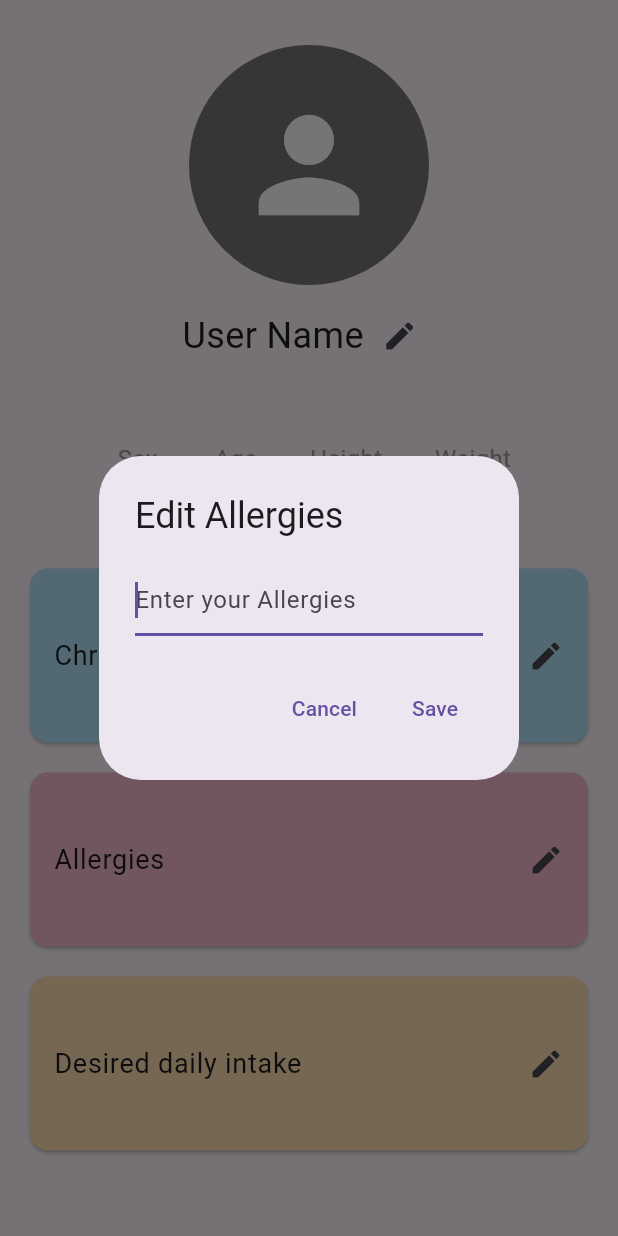
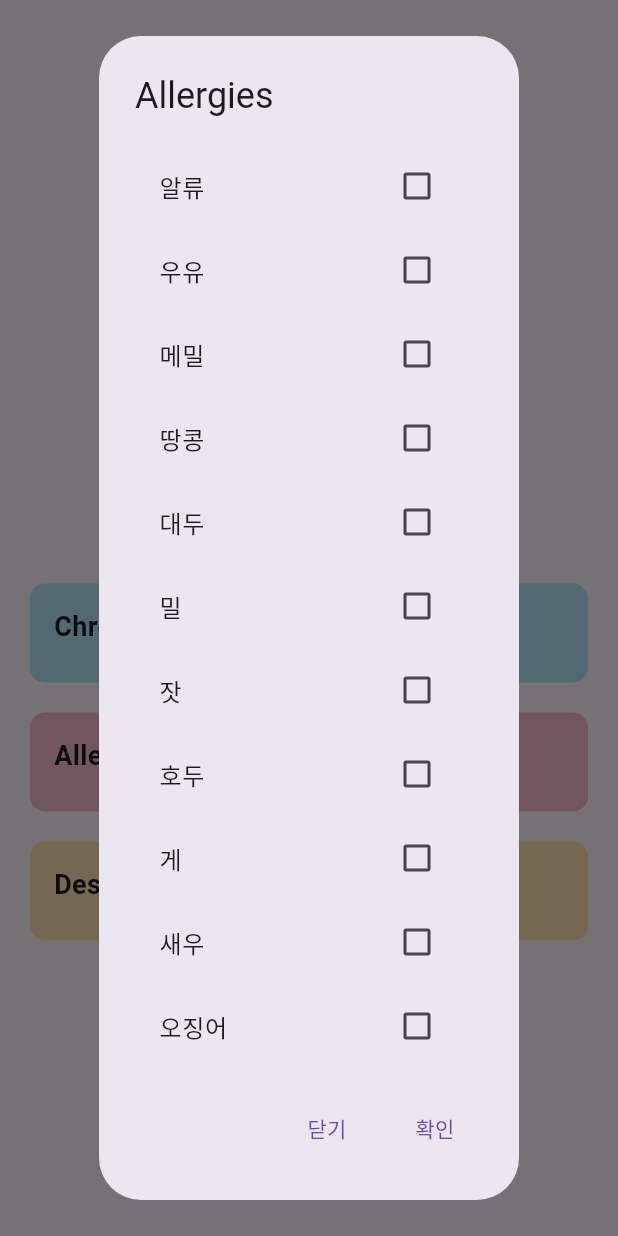
Before and after one commit to neoman-omyeon-go/Bigsasimi_FrontEnd, a Flutter app: the Profile screen opened directly, after a tap on "Allergies", on a phone screen of 412 x 824 dp. Run offline on Flutter 3.47's test engine with Material 3 defaults, Android fonts, the phone set to English and light mode, and no system bars; our stand-ins replace dio, dotted_border, flutter_native_splash, flutter_secure_storage, fluttertoast, image_picker; accounts and stored records are empty.

Commit message:
allegies, illness list

```diff
--- a/lib/profile.dart
+++ b/lib/profile.dart
@@ -1,17 +1,45 @@
 import 'package:flutter/material.dart';
-// import 'package:flutter/cupertino.dart';
 import 'package:image_picker/image_picker.dart';
 import 'dart:io';
 import 'profile_userinfo.dart';
 
-// Profile 페이지가 별도의 화면으로서 다른 페이지에서 네비게이션으로 이동할 때
 class Profile extends StatefulWidget {
   @override
   _ProfileState createState() => _ProfileState();
 }
 
 class _ProfileState extends State<Profile> {
-  File? _image; // 사용자가 선택한 이미지 파일을 저장
+  File? _image;
+  List<String> selectedChronicIllnesses = [];
+  List<String> selectedAllergies = [];
+
+  List<String> chronicIllnesses = [
+    '운동 부족',
+    '비만',
+    '고혈압',
+    '성인병',
+    '당뇨병',
+    '고지혈증',
+  ];
+
+  List<String> allergies = [
+    '알류',
+    '우유',
+    '메밀',
+    '땅콩',
+    '대두',
+    '밀',
+    '잣',
+    '호두',
+    '게',
+    '새우',
+    '오징어',
+    '고등어',
+    '조개류',
+    '복숭아',
+    '토마토',
+    '아황산류 와인',
+  ];
 
   @override
   Widget build(BuildContext context) {
@@ -19,18 +47,29 @@ class _ProfileState extends State<Profile> {
       body: ListView(
         children: <Widget>[
           SizedBox(height: 30),
-        GestureDetector(
-          onTap: _editProfilePicture,
-          child: CircleAvatar(
-            radius: 80, // 원하는 크기로 설정하세요.
-            backgroundColor: Colors.grey[600], // 아바타 배경색 지정
-            child: _image != null
-                ? ClipOval(child: Image.file(_image!, fit: BoxFit.cover, width: 160, height: 160)) // 이미지가 있는 경우
-                : Icon(Icons.person, size: 100, color: Colors.white,), // 이미지가 없는 경우 아이콘 표시
+          GestureDetector(
+            onTap: _editProfilePicture,
+            child: CircleAvatar(
+              radius: 80,
+              backgroundColor: Colors.grey[600],
+              child: _image != null
+                  ? ClipOval(
+                child: Image.file(
+                  _image!,
+                  fit: BoxFit.cover,
+                  width: 160,
+                  height: 160,
+                ),
+              )
+                  : Icon(
+                Icons.person,
+                size: 100,
+                color: Colors.white,
+              ),
+            ),
           ),
-        ),
           SizedBox(height: 10),
-          EditableUserName(initialName: 'User Name'), // 초기 사용자 이름 설정
+          EditableUserName(initialName: 'User Name'),
           SizedBox(height: 20),
           Padding(
             padding: const EdgeInsets.symmetric(horizontal: 20),
@@ -42,26 +81,32 @@ class _ProfileState extends State<Profile> {
                   initialHeight: '180cm',
                   initialWeight: '75kg',
                 ),
+                SizedBox(height: 20),
                 ProfileSectionButton(
                   title: 'Chronic Illnesses',
                   color: Colors.lightBlue.shade100,
-                  // onTap: () {
-                  //   // Chronic Illnesses 섹션의 Edit 버튼을 클릭했을 때의 로직
-                  // },
+                  onTap: () {
+                    _showChronicIllnessesDialog();
+                  },
+                  selectedItems: selectedChronicIllnesses,
                 ),
+                SizedBox(height: 20),
                 ProfileSectionButton(
                   title: 'Allergies',
                   color: Colors.pink.shade100,
-                  // onTap: () {
-                  //   // Allergies 섹션의 Edit 버튼을 클릭했을 때의 로직
-                  // },
+                  onTap: () {
+                    _showAllergiesDialog();
+                  },
+                  selectedItems: selectedAllergies,
                 ),
+                SizedBox(height: 20),
                 ProfileSectionButton(
                   title: 'Desired daily intake',
                   color: Colors.orange.shade100,
-                  // onTap: () {
-                  //   // Desired daily intake 섹션의 Edit 버튼을 클릭했을 때의 로직
-                  // },
+                  onTap: () {
+                    // Desired daily intake 섹션의 Edit 버튼을 클릭했을 때의 로직
+                  },
+                  selectedItems: [], // Desired daily intake 섹션은 선택된 항목이 없으므로 빈 리스트 전달
                 ),
               ],
             ),
@@ -71,12 +116,12 @@ class _ProfileState extends State<Profile> {
     );
   }
 
-  //프로필 사진 업로드
   void _editProfilePicture() async {
     final ImagePicker _picker = ImagePicker();
-    final XFile? image = await _picker.pickImage(source: ImageSource.gallery);
+    final XFile? image =
+    await _picker.pickImage(source: ImageSource.gallery);
     if (image != null) {
-      print("Selected image path: ${image.path}");  // 경로 출력
+      print("Selected image path: ${image.path}");
       setState(() {
         _image = File(image.path);
       });
@@ -84,4 +129,183 @@ class _ProfileState extends State<Profile> {
       print("No image selected");
     }
   }
+
+  void _showChronicIllnessesDialog() {
+    showDialog(
+      context: context,
+      builder: (BuildContext context) {
+        return AlertDialog(
+          title: Text('Chronic Illnesses'),
+          content: SingleChildScrollView(
+            child: StatefulBuilder(
+              builder: (BuildContext context, setState) {
+                return ListBody(
+                  children: chronicIllnesses
+                      .map(
+                        (illness) => CheckboxListTile(
+                      title: Text(illness),
+                      value: selectedChronicIllnesses.contains(illness),
+                      onChanged: (value) {
+                        setState(() {
+                          if (value!) {
+                            if (!selectedChronicIllnesses.contains(illness)) {
+                              selectedChronicIllnesses.add(illness);
+                            }
+                          } else {
+                            selectedChronicIllnesses.remove(illness);
+                          }
+                        });
+                      },
+                    ),
+                  )
+                      .toList(),
+                );
+              },
+            ),
+          ),
+          actions: <Widget>[
+            TextButton(
+              child: Text('닫기'),
+              onPressed: () {
+                Navigator.of(context).pop();
+              },
+            ),
+            TextButton(
+              child: Text('확인'),
+              onPressed: () {
+                Navigator.of(context).pop();
+                setState(() {}); // 변경사항을 반영하기 위해 setState 호출
+              },
+            ),
+          ],
+        );
+      },
+    );
+  }
+
+  void _showAllergiesDialog() {
+    showDialog(
+      context: context,
+      builder: (BuildContext context) {
+        return AlertDialog(
+          title: Text('Allergies'),
+          content: SingleChildScrollView(
+            child: StatefulBuilder(
+              builder: (BuildContext context, setState) {
+                return ListBody(
+                  children: allergies
+                      .map(
+                        (allergy) => CheckboxListTile(
+                      title: Text(allergy),
+                      value: selectedAllergies.contains(allergy),
+                      onChanged: (value) {
+                        setState(() {
+                          if (value!) {
+                            if (!selectedAllergies.contains(allergy)) {
+                              selectedAllergies.add(allergy);
+                            }
+                          } else {
+                            selectedAllergies.remove(allergy);
+                          }
+                        });
+                      },
+                    ),
+                  )
+                      .toList(),
+                );
+              },
+            ),
+          ),
+          actions: <Widget>[
+            TextButton(
+              child: Text('닫기'),
+              onPressed: () {
+                Navigator.of(context).pop();
+              },
+            ),
+            TextButton(
+              child: Text('확인'),
+              onPressed: () {
+                Navigator.of(context).pop();
+                setState(() {}); // 변경사항을 반영하기 위해 setState 호출
+              },
+            ),
+          ],
+        );
+      },
+    );
+  }
+
+
+
 }
+
+class ProfileSectionButton extends StatelessWidget {
+  final String title;
+  final Color color;
+  final VoidCallback onTap;
+  final List<String> selectedItems;
+
+  const ProfileSectionButton({
+    required this.title,
+    required this.color,
+    required this.onTap,
+    required this.selectedItems,
+  });
+
+  @override
+  Widget build(BuildContext context) {
+    return GestureDetector(
+      onTap: onTap,
+      child: Container(
+        decoration: BoxDecoration(
+          color: color,
+          borderRadius: BorderRadius.circular(10),
+        ),
+        padding: EdgeInsets.symmetric(vertical: 16),
+        child: Column(
+          crossAxisAlignment: CrossAxisAlignment.start,
+          children: [
+            Padding(
+              padding: const EdgeInsets.symmetric(horizontal: 16),
+              child: Text(
+                title,
+                style: TextStyle(
+                  fontSize: 18,
+                  fontWeight: FontWeight.bold,
+                ),
+              ),
+            ),
+            SizedBox(height: 8),
+            Container(
+              width: double.infinity,
+              child: SingleChildScrollView(
+                scrollDirection: Axis.horizontal,
+                child: Row(
+                  children: selectedItems
+                      .map(
+                        (item) => Padding(
+                      padding: const EdgeInsets.symmetric(horizontal: 4),
+                      child: Chip(
+                        label: Text(
+                          item,
+                          style: TextStyle(fontSize: 14),
+                        ),
+                        backgroundColor: Colors.grey[300],
+                        labelPadding: EdgeInsets.symmetric(
+                          horizontal: 8,
+                          vertical: 4,
+                        ),
+                      ),
+                    ),
+                  )
+                      .toList(),
+                ),
+              ),
+            ),
+          ],
+        ),
+      ),
+    );
+  }
+}
```
